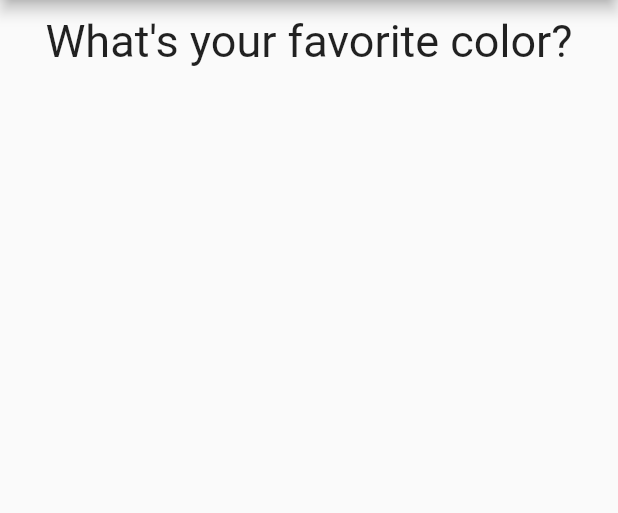
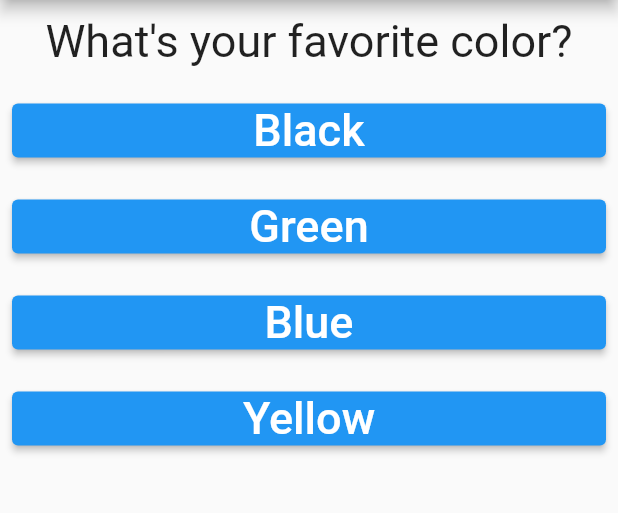
Before and after one commit to mortadha1144/quiz_app, a Flutter app: the screen it shows after launch, on a phone screen of 412 x 824 dp, the part 84-597 px from its top. Run offline on Flutter 3.47's test engine with Material 2 defaults, Android fonts, the phone set to English and light mode, and no system bars.

Commit message:
Quiz App 4

```diff
--- a/lib/answer.dart
+++ b/lib/answer.dart
@@ -1,10 +1,20 @@
 import 'package:flutter/material.dart';
 
 class Answer extends StatelessWidget {
-  const Answer({super.key});
+  const Answer(this.x,this.answerQuestion,{super.key});
+
+  final String answerQuestion;
+  final Function() x;
 
   @override
   Widget build(BuildContext context) {
-    return Container();
+    return Container(
+      padding: const EdgeInsets.all(8),
+      width: double.infinity,
+      child: ElevatedButton(
+        onPressed: x,
+        child:  Text(answerQuestion,style: const TextStyle(fontSize: 30),),
+      ),
+    );
   }
 }
--- a/lib/main.dart
+++ b/lib/main.dart
@@ -1,5 +1,8 @@
 import 'package:flutter/material.dart';
 import 'package:quiz_app/question.dart';
+import 'package:quiz_app/answer.dart';
+import 'package:quiz_app/quiz.dart';
+import 'package:quiz_app/result.dart';
 
 void main() {
   runApp(const MyApp());
@@ -27,9 +30,33 @@ class MyHomePage extends StatefulWidget {
 class _MyHomePageState extends State<MyHomePage> {
   int _questionIndex = 0;
 
-  final _question = [
-    'What\'s your favorite color?',
-    'What\'s your favorite animal?',
+  void _resetQuiz() {
+    setState(() {
+      _questionIndex = 0;
+    });
+  }
+
+  void answerQuestion() {
+    setState(() {
+      _questionIndex += 1;
+    });
+    print(_questionIndex);
+    print('Answer Chosen !');
+  }
+
+  final List<Map<String, Object>> _question = [
+    {
+      'questionText': 'What\'s your favorite color?',
+      'answers': ['Black', 'Green', 'Blue', 'Yellow']
+    },
+    {
+      'questionText': 'What\'s your favorite animal?',
+      'answers': ['Rabbit', 'Tiger', 'Elephant', 'Lion']
+    },
+    {
+      'questionText': 'What\'s your favorite instructor?',
+      'answers': ['Mortadha1', 'Mortadha2', 'Mortadha3', 'Mortadha4']
+    },
   ];
 
   @override
@@ -39,7 +66,9 @@ class _MyHomePageState extends State<MyHomePage> {
         title: const Text('Quiz App'),
       ),
       body: Container(
-        child: Question(_question[0]),
+        child: _questionIndex < _question.length
+            ? Quiz(_question, _questionIndex, answerQuestion)
+            : Result(_resetQuiz),
       ),
     );
   }
--- a/lib/quiz.dart
+++ b/lib/quiz.dart
@@ -1,10 +1,24 @@
 import 'package:flutter/material.dart';
+import 'package:quiz_app/question.dart';
+import 'package:quiz_app/answer.dart';
 
 class Quiz extends StatelessWidget {
-  const Quiz({super.key});
+  const Quiz(this.question, this.questionIndex, this.answerQuestion,
+      {super.key});
+
+  final List<Map<String, Object>> question;
+  final int questionIndex;
+  final Function() answerQuestion;
 
   @override
   Widget build(BuildContext context) {
-    return Container();
+    return Column(
+      children: [
+        Question(question[questionIndex]['questionText'].toString()),
+        ...(question[questionIndex]['answers'] as List<String>).map((answer) {
+          return Answer(answerQuestion, answer);
+        }).toList(),
+      ],
+    );
   }
 }
```
Also changed, not shown: lib/result.dart (+17 -2 lines).
